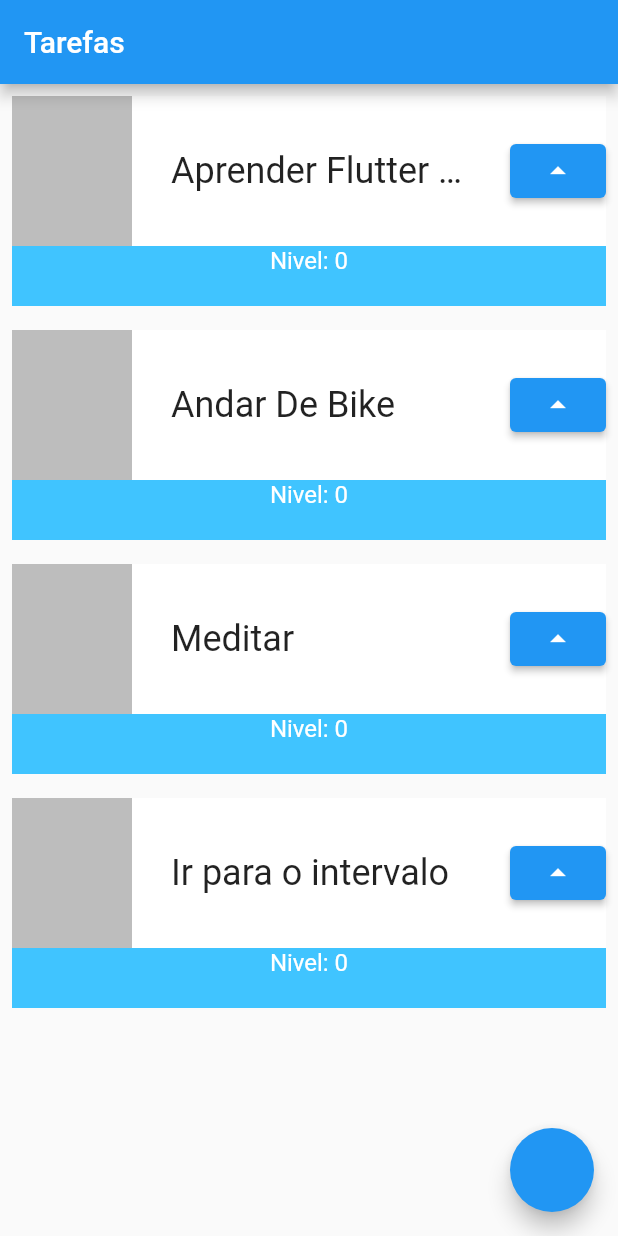
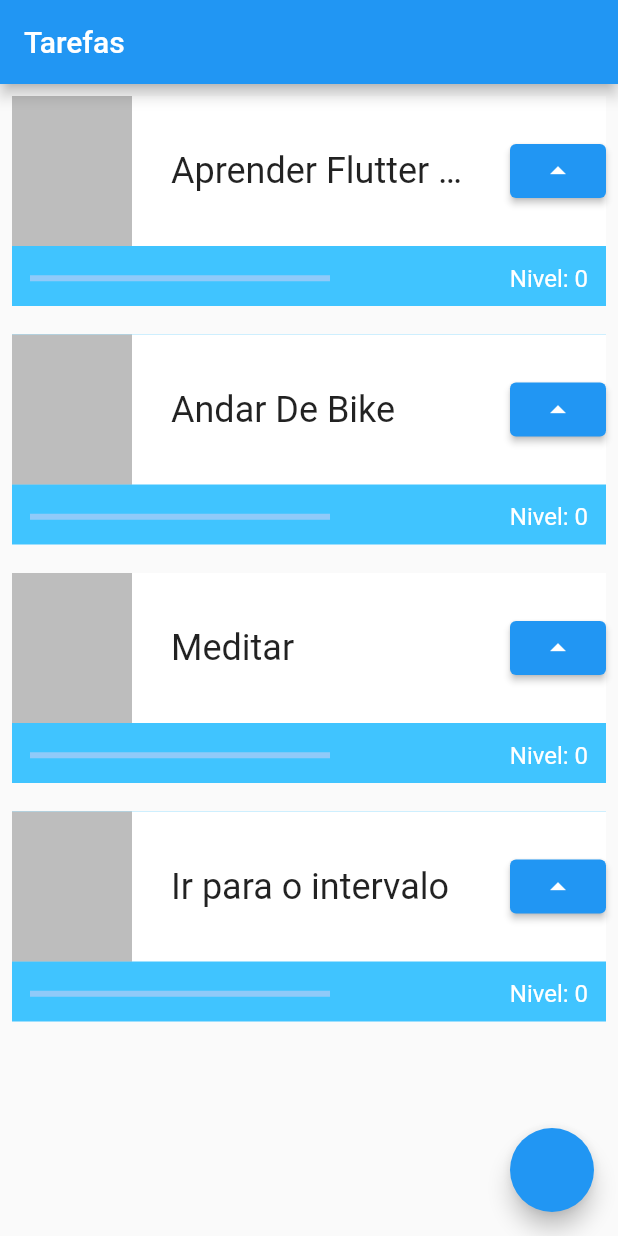
Before and after one commit to GabrielWini/flutter-task, a Flutter app: the screen it shows after launch, on a phone screen of 412 x 824 dp. Run offline on Flutter 3.47's test engine with Material 2 defaults, Android fonts, the phone set to English and light mode, and no system bars.

Commit message:
Criação da barra de progresso (linear progress Indicator)

```diff
--- a/lib/main.dart
+++ b/lib/main.dart
@@ -9,7 +9,6 @@ class MyApp extends StatelessWidget {
 
   @override
   Widget build(BuildContext context) {
-
     return MaterialApp(
       title: 'Flutter Demo',
       theme: ThemeData(
@@ -21,11 +20,10 @@ class MyApp extends StatelessWidget {
           ),
           body: ListView(
             children: [
-               Task('Aprender Flutter no café da manhã!'),
-               Task('Andar De Bike'),
-               Task('Meditar'),
-               Task('Ir para o intervalo'),
-
+              Task('Aprender Flutter no intervalo'),
+              Task('Andar De Bike'),
+              Task('Meditar'),
+              Task('Ir para o intervalo'),
             ],
           ),
           floatingActionButton: FloatingActionButton(onPressed: () {})),
@@ -44,9 +42,9 @@ class Task extends StatefulWidget {
 
 class _TaskState extends State<Task> {
   int nivel = 0;
+
   @override
   Widget build(BuildContext context) {
-
     return Padding(
       padding: const EdgeInsets.all(8.0),
       child: Container(
@@ -73,24 +71,40 @@ class _TaskState extends State<Task> {
                           width: 200,
                           child: Text(
                             widget.none,
-                            style: const TextStyle(fontSize: 24, overflow: TextOverflow.ellipsis
-                            ),
-                          )
-                      ),
+                            style: const TextStyle(
+                                fontSize: 24, overflow: TextOverflow.ellipsis),
+                          )),
                       ElevatedButton(
                           onPressed: () {
-                            setState((){nivel++;
+                            setState(() {
+                              nivel++;
                             });
 
                             print(nivel);
-                          }, child: const Icon(Icons.arrow_drop_up))
+                          },
+                          child: const Icon(Icons.arrow_drop_up))
                     ],
                   ),
                 ),
-                Text('Nivel: $nivel', style: TextStyle(color: Colors.white, fontSize: 16),)
+                Padding(
+                  padding: const EdgeInsets.all(12.0),
+                  child: Row(
+                    mainAxisAlignment: MainAxisAlignment.spaceBetween,
+                    children: [
+                      Container(child: LinearProgressIndicator(
+                        color: Colors.white, value: nivel / 10,
+                      ),
+                        width: 200,
+                      ),
+                      Text(
+                        'Nivel: $nivel',
+                        style: TextStyle(color: Colors.white, fontSize: 16),
+                      ),
+                    ],
+                  ),
+                )
               ],
             ),
-
           ],
         ),
       ),
```
